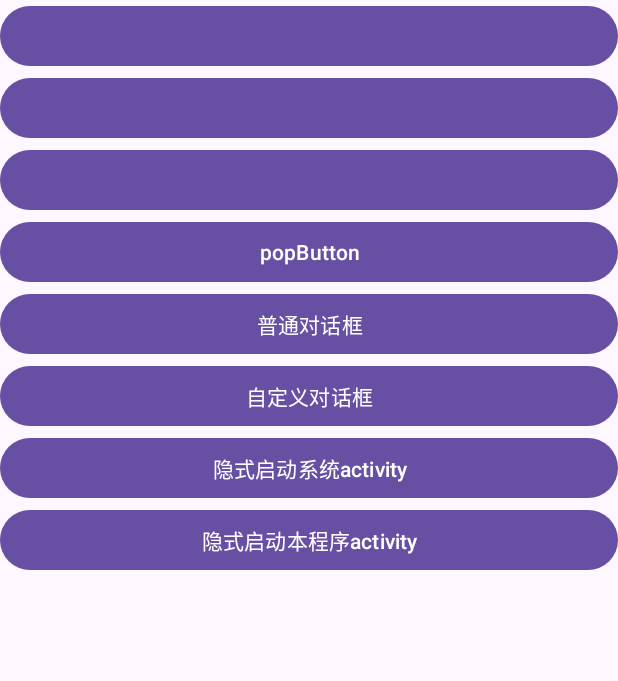
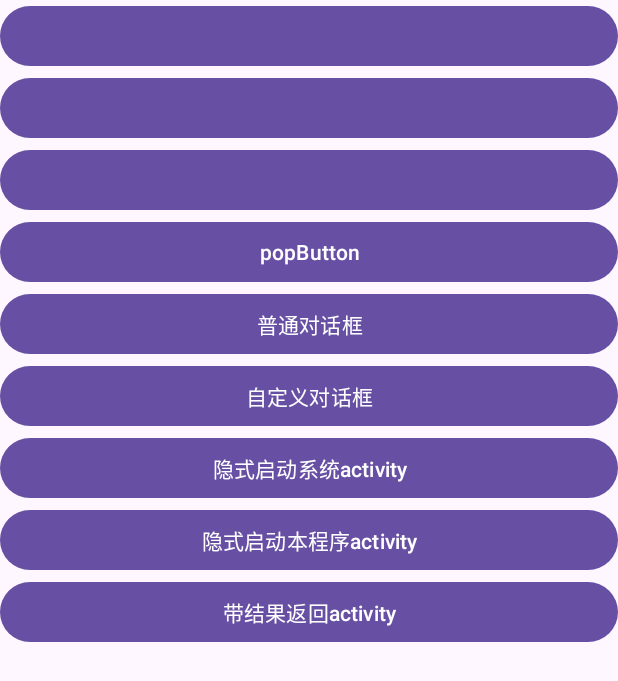
Before and after one commit to AKA-LinCoder/basic_android, an Android app: the layout activity_life.xml on its own in the app's theme, with its tools: preview values and no code run, on a phone screen of 412 x 824 dp. Shown: the top 681 px of the screen. Run offline under Robolectric (Android 15) with nearby library versions, the phone set to English and light mode, and no system bars.

Commit message:
带返回值的跳转

```diff
--- a/app/src/main/res/layout/activity_life.xml
+++ b/app/src/main/res/layout/activity_life.xml
@@ -54,5 +54,11 @@
         android:layout_height="wrap_content"
         android:text="隐式启动本程序activity"
         />
+    <Button
+        android:id="@+id/open3"
+        android:layout_width="match_parent"
+        android:layout_height="wrap_content"
+        android:text="带结果返回activity"
+        />
 
 </LinearLayout>
```
Also changed, not shown: app/src/main/AndroidManifest.xml (+12 -11 lines), app/src/main/java/com/echo/basicleaning/demo/component/LifeActivity.kt (+23 -0 lines), app/src/main/java/com/echo/basicleaning/demo/component/ProgressBarActivity.kt (+7 -3 lines).
